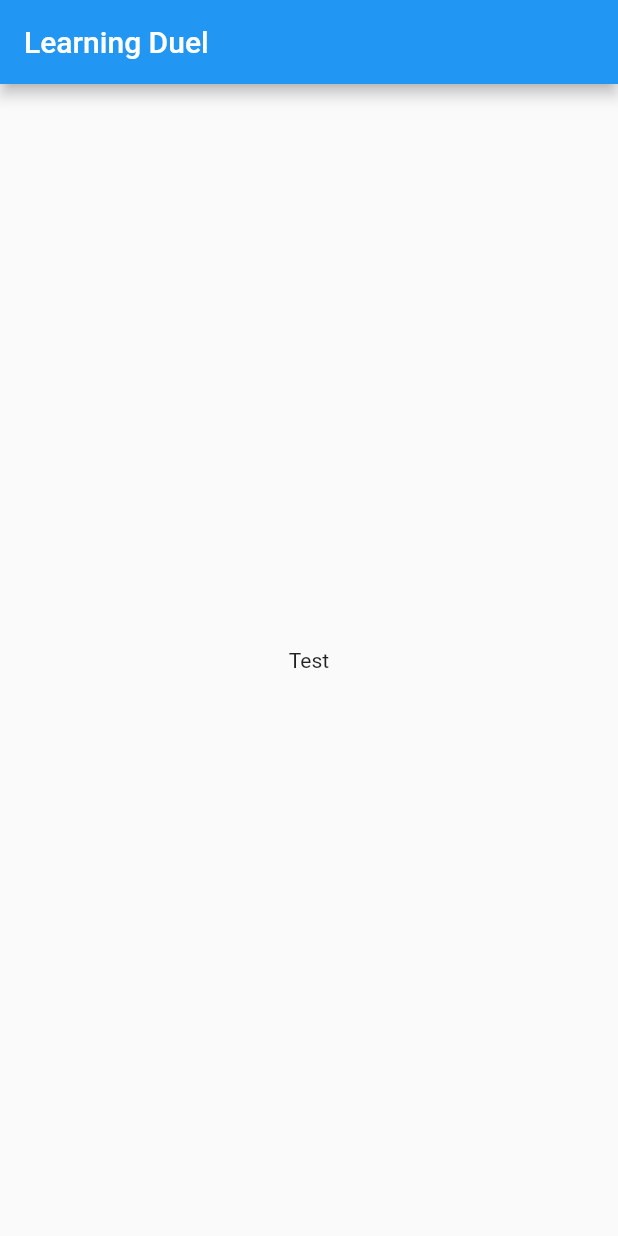
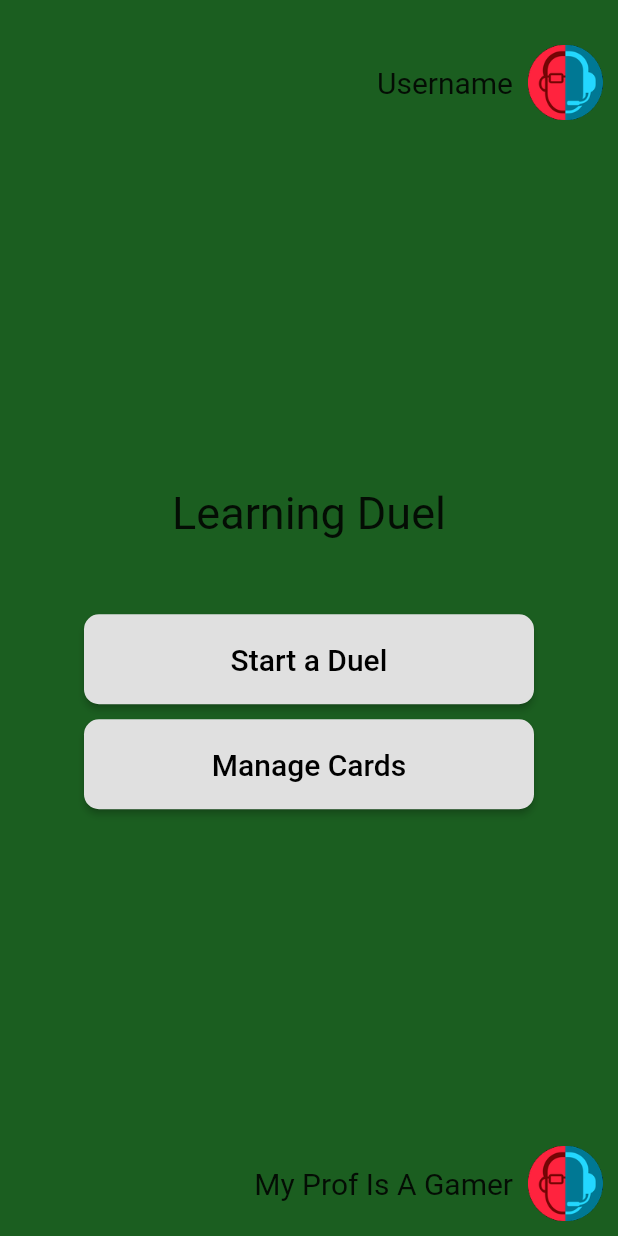
Before and after one commit to elegist/learning_duel, a Flutter app: the screen it shows after launch, on a phone screen of 412 x 824 dp. Run offline on Flutter 3.47's test engine with Material 2 defaults, Android fonts, the light colour scheme and no system bars; missing offline and left inert: dart:ffi.

Commit message:
created main menu screen with buttons without functions
Signed-off-by: Thomas Abel <abel-t@web.de>

```diff
--- a/lib/main.dart
+++ b/lib/main.dart
@@ -1,4 +1,8 @@
+import 'dart:ffi';
+
 import 'package:flutter/material.dart';
+import 'package:flutter/foundation.dart';
+import 'main_menu.dart';
 
 void main() => runApp(MyApp());
 
@@ -7,14 +11,7 @@ class MyApp extends StatelessWidget {
   Widget build(BuildContext context) {
     return MaterialApp(
       title: 'Learning Duel',
-      home: Scaffold(
-        appBar: AppBar(
-          title: const Text('Learning Duel'),
-        ),
-        body: const Center(
-          child: Text('Test'),
-        ),
-      ),
+      home: MainMenu(),
     );
   }
 }
--- /dev/null
+++ b/lib/main_menu.dart
@@ -0,0 +1,115 @@
+import 'package:flutter/foundation.dart';
+import 'package:flutter/material.dart';
+
+final ButtonStyle menuButtonStyle = ElevatedButton.styleFrom(
+  onPrimary: Colors.black,
+  primary: Colors.grey[300],
+  minimumSize: Size(300, 60),
+  padding: EdgeInsets.symmetric(horizontal: 20),
+  shape: const RoundedRectangleBorder(
+    borderRadius: BorderRadius.all(Radius.circular(10)),
+  ),
+);
+
+String username = "Username";
+String myProfIsAGamerIcon = "assets/images/myProfIsAGamerIcon.png";
+String profilePicture = myProfIsAGamerIcon;
+
+class MainMenu extends StatelessWidget {
+  Widget build(BuildContext context) {
+    return Scaffold(
+      backgroundColor: Colors.green[900],
+      body: Center(
+        child: Column(
+          mainAxisSize: MainAxisSize.max,
+          mainAxisAlignment: MainAxisAlignment.spaceBetween,
+          children: [
+            Row(
+              mainAxisAlignment: MainAxisAlignment.end,
+              children: [
+                Text(username,
+                  style: TextStyle(fontSize: 20),
+                ),
+                Padding(
+                  padding: const EdgeInsets.symmetric(
+                    vertical: 30.0,
+                    horizontal: 10.0,
+                  ),
+                  child: InkWell(
+                    onTap: () {}, // Handle your callback.
+                    splashColor: Colors.blue.withOpacity(0.5),
+                    customBorder: CircleBorder(),
+                    child: Ink(
+                      height: 50,
+                      width: 50,
+                      decoration: BoxDecoration(
+                        image: DecorationImage(
+                          image: AssetImage(profilePicture),
+                          fit: BoxFit.cover,
+                        ),
+                      ),
+                    ),
+                  ),
+                ),
+              ],
+            ),
+            Column(
+              mainAxisSize: MainAxisSize.min,
+              mainAxisAlignment: MainAxisAlignment.center,
+              children: [
+                Text("Learning Duel",
+                  style: TextStyle(fontSize: 30),
+                ),
+                SizedBox(width: 300.0, height: 50.0),
+                ElevatedButton(
+                  style: menuButtonStyle,
+                  onPressed: () { },
+                  child: Text("Start a Duel",
+                    style: TextStyle(fontSize: 20),
+                  ),
+                ),
+                SizedBox(height: 10.0),
+                ElevatedButton(
+                  style: menuButtonStyle,
+                  onPressed: () { },
+                  child: Text("Manage Cards",
+                      style: TextStyle(fontSize: 20),
+                  ),
+                ),
+              ],
+            ),
+            Row(
+              mainAxisAlignment: MainAxisAlignment.end,
+              children: [
+                Text("My Prof Is A Gamer",
+                  style: TextStyle(fontSize: 20),
+                ),
+                Padding(
+                  padding: const EdgeInsets.symmetric(
+                    vertical: 10.0,
+                    horizontal: 10.0,
+                  ),
+                  child: InkWell(
+                    onTap: () {}, // Handle your callback.
+                    splashColor: Colors.blue.withOpacity(0.5),
+                    customBorder: CircleBorder(),
+                    child: Ink(
+                      height: 50,
+                      width: 50,
+                      decoration: BoxDecoration(
+                        image: DecorationImage(
+                          image: AssetImage(myProfIsAGamerIcon),
+                          fit: BoxFit.cover,
+                        ),
+                      ),
+                    ),
+                  ),
+                ),
+              ],
+            ),
+          ],
+        ),
+      ),
+    );
+  }
+}
--- a/pubspec.yaml
+++ b/pubspec.yaml
@@ -45,8 +45,8 @@ flutter:
   uses-material-design: true
 
   # To add assets to your application, add an assets section, like this:
-  # assets:
-  #   - images/a_dot_burr.jpeg
+  assets:
+    - assets/images/myProfIsAGamerIcon.png
   #   - images/a_dot_ham.jpeg
 
   # An image asset can refer to one or more resolution-specific "variants", see
```
Also changed, not shown: assets/images/myProfIsAGamerIcon.png (added).
